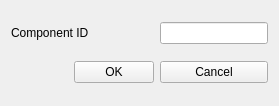
Qt form lib/rapuma/dialog/menu_component_select_dlg.ui (sillsdev/rapuma) before a commit.
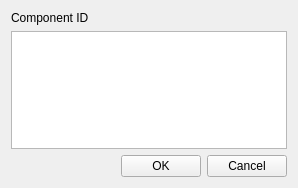
The same form after that commit.

```diff
--- a/lib/rapuma/dialog/menu_component_select_dlg.ui
+++ b/lib/rapuma/dialog/menu_component_select_dlg.ui
@@ -6,32 +6,29 @@
    <rect>
     <x>0</x>
     <y>0</y>
-    <width>279</width>
-    <height>106</height>
+    <width>298</width>
+    <height>188</height>
    </rect>
   </property>
   <property name="windowTitle">
    <string>Rapuma - Select Component</string>
   </property>
   <layout class="QGridLayout" name="gridLayout">
-   <item row="1" column="2">
-    <widget class="QPushButton" name="pushButtonCancel">
+   <item row="0" column="0">
+    <widget class="QLabel" name="labelComponentId">
      <property name="text">
-      <string>Cancel</string>
+      <string>Component ID</string>
      </property>
     </widget>
    </item>
-   <item row="1" column="1">
-    <widget class="QPushButton" name="pushButtonOk">
+   <item row="1" column="0" colspan="3">
+    <widget class="QListWidget" name="listWidgetComponents">
      <property name="toolTip">
-      <string>Remove a selected project</string>
-     </property>
-     <property name="text">
-      <string>OK</string>
+      <string>Select a component</string>
      </property>
     </widget>
    </item>
-   <item row="1" column="0">
+   <item row="2" column="0">
     <spacer name="horizontalSpacer">
      <property name="orientation">
       <enum>Qt::Horizontal</enum>
@@ -44,17 +41,20 @@
      </property>
     </spacer>
    </item>
-   <item row="0" column="2">
-    <widget class="QLineEdit" name="lineEditCid">
+   <item row="2" column="1">
+    <widget class="QPushButton" name="pushButtonOk">
      <property name="toolTip">
-      <string>ID of the component to be selected</string>
+      <string>Remove a selected project</string>
+     </property>
+     <property name="text">
+      <string>OK</string>
      </property>
     </widget>
    </item>
-   <item row="0" column="0" colspan="2">
-    <widget class="QLabel" name="labelComponentId">
+   <item row="2" column="2">
+    <widget class="QPushButton" name="pushButtonCancel">
      <property name="text">
-      <string>Component ID</string>
+      <string>Cancel</string>
      </property>
     </widget>
    </item>
```
Left out of the diff: 1 changed line with no effect on the pictures.
